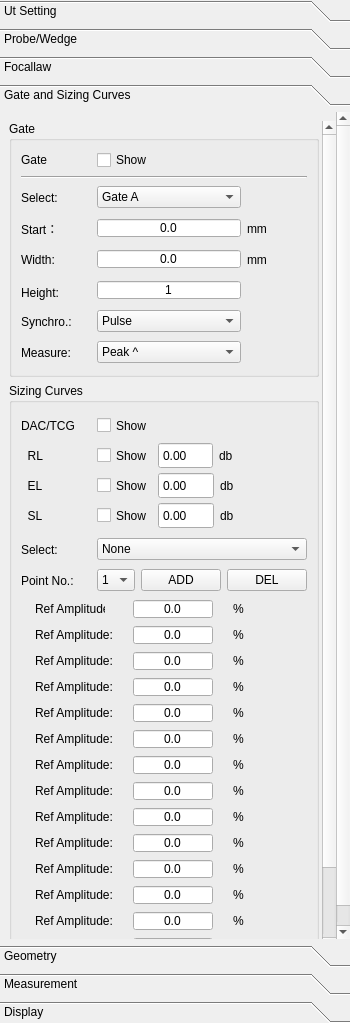
Qt form phascan_view/ui/DopplerGroupTab.ui (qinxingying/hello-word) before a commit.
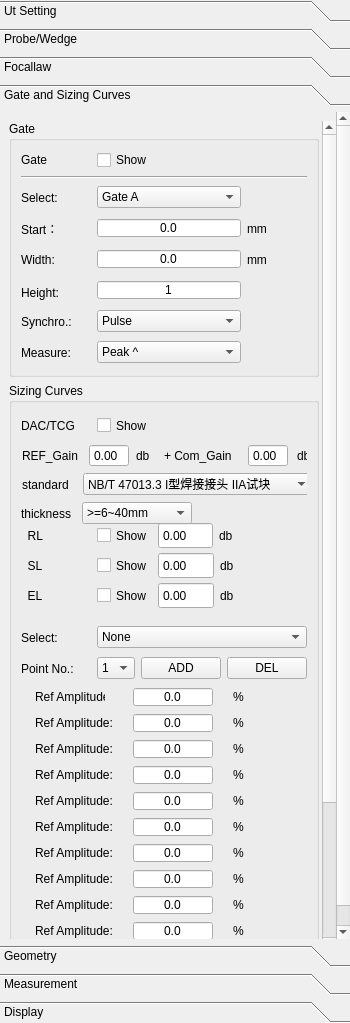
The same form after that commit. Icons and pictures are not drawn. Custom widgets are drawn as their Qt base class.

What changed in the file:
```diff
--- a/phascan_view/ui/DopplerGroupTab.ui
+++ b/phascan_view/ui/DopplerGroupTab.ui
@@ -4735,7 +4735,7 @@
       <property name="geometry">
        <rect>
         <x>0</x>
-        <y>-35</y>
+        <y>0</y>
         <width>333</width>
         <height>848</height>
        </rect>
@@ -4789,7 +4789,7 @@
             <x>0</x>
             <y>0</y>
             <width>307</width>
-            <height>910</height>
+            <height>998</height>
            </rect>
           </property>
           <property name="minimumSize">
@@ -5216,7 +5216,7 @@
                 <property name="minimumSize">
                  <size>
                   <width>0</width>
-                  <height>119</height>
+                  <height>207</height>
                  </size>
                 </property>
                 <property name="focusPolicy">
@@ -5226,14 +5226,14 @@
                  <property name="geometry">
                   <rect>
                    <x>0</x>
-                   <y>90</y>
+                   <y>170</y>
                    <width>254</width>
                    <height>27</height>
                   </rect>
                  </property>
                  <layout class="QHBoxLayout" name="horizontalLayout_15">
                   <item>
-                   <widget class="QLabel" name="LabelSL">
+                   <widget class="QLabel" name="LabelEL">
                     <property name="sizePolicy">
                      <sizepolicy hsizetype="Preferred" vsizetype="Preferred">
                       <horstretch>0</horstretch>
@@ -5253,12 +5253,12 @@
                      </size>
                     </property>
                     <property name="text">
-                     <string>  SL</string>
+                     <string>  EL</string>
                     </property>
                    </widget>
                   </item>
                   <item>
-                   <widget class="QCheckBox" name="CheckSLShow">
+                   <widget class="QCheckBox" name="CheckELShow">
                     <property name="sizePolicy">
                      <sizepolicy hsizetype="Preferred" vsizetype="Preferred">
                       <horstretch>0</horstretch>
@@ -5277,7 +5277,7 @@
                    </widget>
                   </item>
                   <item>
-                   <widget class="QDoubleSpinBox" name="ValueSL">
+                   <widget class="QDoubleSpinBox" name="ValueEL">
                     <property name="sizePolicy">
                      <sizepolicy hsizetype="Preferred" vsizetype="Preferred">
                       <horstretch>0</horstretch>
@@ -5319,7 +5319,7 @@
                   </item>
                  </layout>
                 </widget>
-                <widget class="QWidget" name="">
+                <widget class="QWidget" name="layoutWidget">
                  <property name="geometry">
                   <rect>
                    <x>0</x>
@@ -5363,11 +5363,11 @@
                   </item>
                  </layout>
                 </widget>
-                <widget class="QWidget" name="">
+                <widget class="QWidget" name="layoutWidget">
                  <property name="geometry">
                   <rect>
                    <x>0</x>
-                   <y>30</y>
+                   <y>110</y>
                    <width>252</width>
                    <height>27</height>
                   </rect>
@@ -5454,18 +5454,18 @@
                   </item>
                  </layout>
                 </widget>
-                <widget class="QWidget" name="">
+                <widget class="QWidget" name="layoutWidget">
                  <property name="geometry">
                   <rect>
                    <x>0</x>
-                   <y>60</y>
+                   <y>140</y>
                    <width>254</width>
                    <height>27</height>
                   </rect>
                  </property>
                  <layout class="QHBoxLayout" name="horizontalLayout_13">
                   <item>
-                   <widget class="QLabel" name="LabelEL">
+                   <widget class="QLabel" name="LabelSL">
                     <property name="sizePolicy">
                      <sizepolicy hsizetype="Preferred" vsizetype="Preferred">
                       <horstretch>0</horstretch>
@@ -5485,12 +5485,12 @@
                      </size>
                     </property>
                     <property name="text">
-                     <string>  EL</string>
+                     <string>  SL</string>
                     </property>
                    </widget>
                   </item>
                   <item>
-                   <widget class="QCheckBox" name="CheckELShow">
+                   <widget class="QCheckBox" name="CheckSLShow">
                     <property name="sizePolicy">
                      <sizepolicy hsizetype="Preferred" vsizetype="Preferred">
                       <horstretch>0</horstretch>
@@ -5509,7 +5509,7 @@
                    </widget>
                   </item>
                   <item>
-                   <widget class="QDoubleSpinBox" name="ValueEL">
+                   <widget class="QDoubleSpinBox" name="ValueSL">
                     <property name="sizePolicy">
                      <sizepolicy hsizetype="Preferred" vsizetype="Preferred">
                       <horstretch>0</horstretch>
@@ -5551,6 +5551,307 @@
                   </item>
                  </layout>
                 </widget>
+                <widget class="QWidget" name="layoutWidget_2">
+                 <property name="geometry">
+                  <rect>
+                   <x>140</x>
+                   <y>30</y>
+                   <width>159</width>
+                   <height>27</height>
+                  </rect>
+                 </property>
+                 <layout class="QHBoxLayout" name="horizontalLayout_17">
+                  <item>
+                   <widget class="QLabel" name="Label_Com_Gain">
+                    <property name="sizePolicy">
+                     <sizepolicy hsizetype="Preferred" vsizetype="Preferred">
+                      <horstretch>0</horstretch>
+                      <verstretch>0</verstretch>
+                     </sizepolicy>
+                    </property>
+                    <property name="minimumSize">
+                     <size>
+                      <width>75</width>
+                      <height>25</height>
+                     </size>
+                    </property>
+                    <property name="maximumSize">
+                     <size>
+                      <width>75</width>
+                      <height>16777215</height>
+                     </size>
+                    </property>
+                    <property name="text">
+                     <string>+ Com_Gain</string>
+                    </property>
+                    <property name="alignment">
+                     <set>Qt::AlignLeading|Qt::AlignLeft|Qt::AlignVCenter</set>
+                    </property>
+                   </widget>
+                  </item>
+                  <item>
+                   <widget class="QDoubleSpinBox" name="ValueComGain">
+                    <property name="maximumSize">
+                     <size>
+                      <width>40</width>
+                      <height>16777215</height>
+                     </size>
+                    </property>
+                    <property name="buttonSymbols">
+                     <enum>QAbstractSpinBox::NoButtons</enum>
+                    </property>
+                   </widget>
+                  </item>
+                  <item>
+                   <widget class="QLabel" name="label_29">
+                    <property name="minimumSize">
+                     <size>
+                      <width>20</width>
+                      <height>0</height>
+                     </size>
+                    </property>
+                    <property name="maximumSize">
+                     <size>
+                      <width>20</width>
+                      <height>16777215</height>
+                     </size>
+                    </property>
+                    <property name="text">
+                     <string>db</string>
+                    </property>
+                   </widget>
+                  </item>
+                 </layout>
+                </widget>
+                <widget class="QWidget" name="layoutWidget">
+                 <property name="geometry">
+                  <rect>
+                   <x>0</x>
+                   <y>30</y>
+                   <width>139</width>
+                   <height>27</height>
+                  </rect>
+                 </property>
+                 <layout class="QHBoxLayout" name="horizontalLayout_16">
+                  <item>
+                   <widget class="QLabel" name="Label_REF_Gain">
+                    <property name="sizePolicy">
+                     <sizepolicy hsizetype="Preferred" vsizetype="Preferred">
+                      <horstretch>0</horstretch>
+                      <verstretch>0</verstretch>
+                     </sizepolicy>
+                    </property>
+                    <property name="minimumSize">
+                     <size>
+                      <width>60</width>
+                      <height>25</height>
+                     </size>
+                    </property>
+                    <property name="maximumSize">
+                     <size>
+                      <width>60</width>
+                      <height>16777215</height>
+                     </size>
+                    </property>
+                    <property name="text">
+                     <string>REF_Gain</string>
+                    </property>
+                    <property name="alignment">
+                     <set>Qt::AlignLeading|Qt::AlignLeft|Qt::AlignVCenter</set>
+                    </property>
+                   </widget>
+                  </item>
+                  <item>
+                   <widget class="QDoubleSpinBox" name="ValueREFGain">
+                    <property name="minimumSize">
+                     <size>
+                      <width>40</width>
+                      <height>0</height>
+                     </size>
+                    </property>
+                    <property name="maximumSize">
+                     <size>
+                      <width>40</width>
+                      <height>16777215</height>
+                     </size>
+                    </property>
+                    <property name="buttonSymbols">
+                     <enum>QAbstractSpinBox::NoButtons</enum>
+                    </property>
+                   </widget>
+                  </item>
+                  <item>
+                   <widget class="QLabel" name="label_27">
+                    <property name="minimumSize">
+                     <size>
+                      <width>20</width>
+                      <height>0</height>
+                     </size>
+                    </property>
+                    <property name="maximumSize">
+                     <size>
+                      <width>20</width>
+                      <height>16777215</height>
+                     </size>
+                    </property>
+                    <property name="text">
+                     <string>db</string>
+                    </property>
+                   </widget>
+                  </item>
+                 </layout>
+                </widget>
+                <widget class="QWidget" name="">
+                 <property name="geometry">
+                  <rect>
+                   <x>1</x>
+                   <y>61</y>
+                   <width>293</width>
+                   <height>23</height>
+                  </rect>
+                 </property>
+                 <layout class="QHBoxLayout" name="horizontalLayout_18">
+                  <item>
+                   <widget class="QLabel" name="LabelRL_2">
+                    <property name="sizePolicy">
+                     <sizepolicy hsizetype="Preferred" vsizetype="Preferred">
+                      <horstretch>0</horstretch>
+                      <verstretch>0</verstretch>
+                     </sizepolicy>
+                    </property>
+                    <property name="minimumSize">
+                     <size>
+                      <width>55</width>
+                      <height>21</height>
+                     </size>
+                    </property>
+                    <property name="maximumSize">
+                     <size>
+                      <width>55</width>
+                      <height>21</height>
+                     </size>
+                    </property>
+                    <property name="text">
+                     <string>standard</string>
+                    </property>
+                   </widget>
+                  </item>
+                  <item>
+                   <widget class="QComboBox" name="ComStandard">
+                    <property name="minimumSize">
+                     <size>
+                      <width>230</width>
+                      <height>0</height>
+                     </size>
+                    </property>
+                    <property name="maximumSize">
+                     <size>
+                      <width>230</width>
+                      <height>16777215</height>
+                     </size>
+                    </property>
+                    <item>
+                     <property name="text">
+                      <string>NB/T 47013.3 I型焊接接头 IIA试块</string>
+                     </property>
+                    </item>
+                    <item>
+                     <property name="text">
+                      <string>NB/T 47013.3 II型焊接接头 GS试块</string>
+                     </property>
+                    </item>
+                    <item>
+                     <property name="text">
+                      <string>NB/T 47013.15  I型焊接接头 PRB试块</string>
+                     </property>
+                    </item>
+                    <item>
+                     <property name="text">
+                      <string>NB/T 47013.15  II型焊接接头 PGS试块</string>
+                     </property>
+                    </item>
+                   </widget>
+                  </item>
+                 </layout>
+                </widget>
+                <widget class="QWidget" name="">
+                 <property name="geometry">
+                  <rect>
+                   <x>0</x>
+                   <y>90</y>
+                   <width>173</width>
+                   <height>23</height>
+                  </rect>
+                 </property>
+                 <layout class="QHBoxLayout" name="horizontalLayout_19">
+                  <item>
+                   <widget class="QLabel" name="LabelRL_3">
+                    <property name="sizePolicy">
+                     <sizepolicy hsizetype="Preferred" vsizetype="Preferred">
+                      <horstretch>0</horstretch>
+                      <verstretch>0</verstretch>
+                     </sizepolicy>
+                    </property>
+                    <property name="minimumSize">
+                     <size>
+                      <width>55</width>
+                      <height>21</height>
+                     </size>
+                    </property>
+                    <property name="maximumSize">
+                     <size>
+                      <width>55</width>
+                      <height>21</height>
+                     </size>
+                    </property>
+                    <property name="text">
+                     <string>thickness</string>
+                    </property>
+                   </widget>
+                  </item>
+                  <item>
+                   <widget class="QComboBox" name="ComThickness">
+                    <property name="minimumSize">
+                     <size>
+                      <width>110</width>
+                      <height>0</height>
+                     </size>
+                    </property>
+                    <property name="maximumSize">
+                     <size>
+                      <width>110</width>
+                      <height>16777215</height>
+                     </size>
+                    </property>
+                    <item>
+                     <property name="text">
+                      <string>&gt;=6~40mm</string>
+                     </property>
+                    </item>
+                    <item>
+                     <property name="text">
+                      <string>&gt;40~100mm</string>
+                     </property>
+                    </item>
+                    <item>
+                     <property name="text">
+                      <string>&gt;100~200mm</string>
+                     </property>
+                    </item>
+                   </widget>
+                  </item>
+                 </layout>
+                </widget>
+                <zorder>layoutWidget</zorder>
+                <zorder>layoutWidget</zorder>
+                <zorder>layoutWidget</zorder>
+                <zorder>layoutWidget</zorder>
+                <zorder>layoutWidget</zorder>
+                <zorder>layoutWidget_2</zorder>
+                <zorder>LabelRL_2</zorder>
+                <zorder>ComStandard</zorder>
+                <zorder>LabelRL_3</zorder>
+                <zorder>ComThickness</zorder>
                </widget>
               </item>
               <item>
```
Left out of the diff: 6 changed lines with no effect on the pictures.
